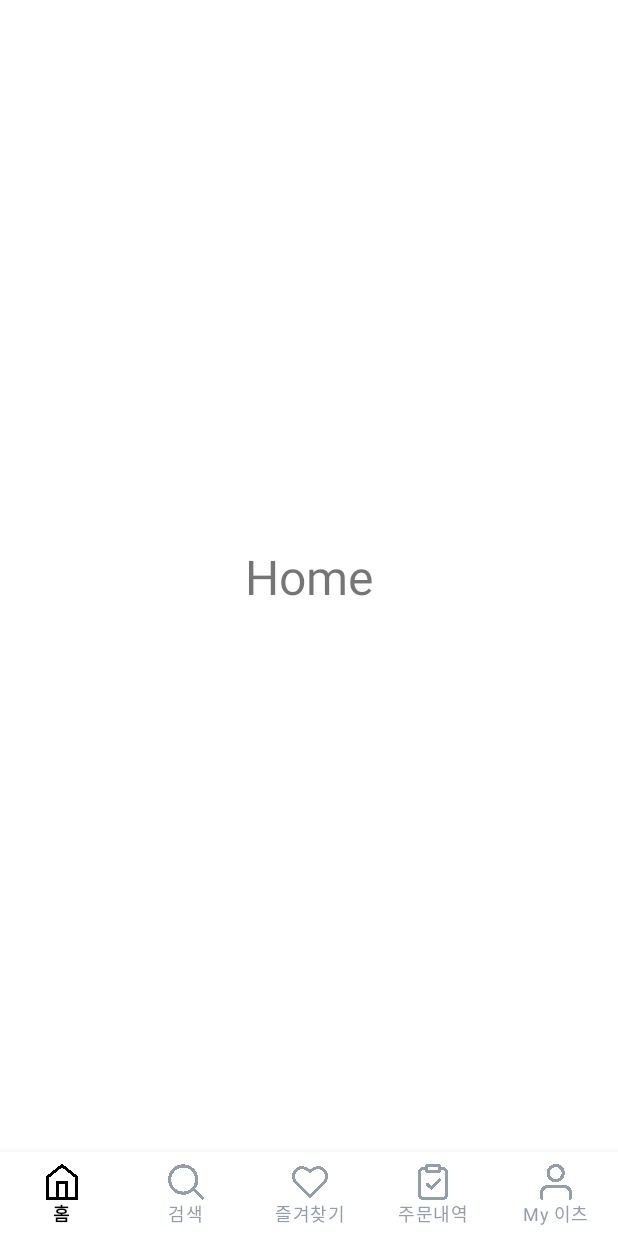
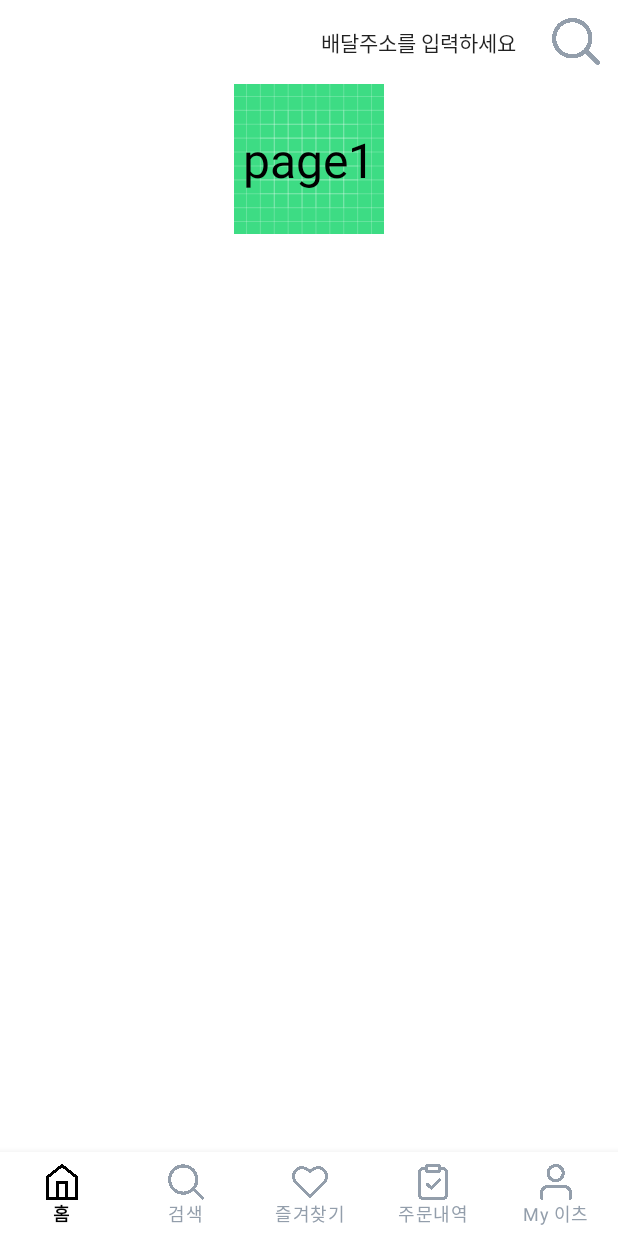
Before and after one commit to Boin-Kau/Coupang-Eats-Clone, an Android app: the screen it shows after launch (MainActivity), on a phone screen of 412 x 824 dp. Run offline under Robolectric (Android 15) with nearby library versions, the phone set to English and light mode, and no system bars.

Commit message:
상단바(toolbar) 임시 배치 / Promotion View Pager 임시 배치

```diff
--- a/app/build.gradle
+++ b/app/build.gradle
@@ -64,4 +64,6 @@ dependencies {
 
     // https://github.com/ybq/Android-SpinKit
     implementation 'com.github.ybq:Android-SpinKit:1.4.0'
+
+
 }
--- a/app/src/main/java/com/example/squardcoupangeats/src/main/home/HomeFragment.kt
+++ b/app/src/main/java/com/example/squardcoupangeats/src/main/home/HomeFragment.kt
@@ -5,10 +5,15 @@ import android.view.View
 import com.example.squardcoupangeats.R
 import com.example.squardcoupangeats.config.BaseFragment
 import com.example.squardcoupangeats.databinding.FragmentHomeBinding
+import com.example.squardcoupangeats.src.main.home.adapter.HomePromotionAdapter
 
 class HomeFragment : BaseFragment<FragmentHomeBinding>(FragmentHomeBinding::bind, R.layout.fragment_home) {
 
     override fun onViewCreated(view: View, savedInstanceState: Bundle?) {
         super.onViewCreated(view, savedInstanceState)
+
+        val adapter = HomePromotionAdapter()
+        binding.homeFragPromotionViewPager.adapter = adapter
+
     }
 }
--- /dev/null
+++ b/app/src/main/java/com/example/squardcoupangeats/src/main/home/adapter/HomePromotionAdapter.kt
@@ -0,0 +1,36 @@
+package com.example.squardcoupangeats.src.main.home.adapter
+
+import android.view.LayoutInflater
+import android.view.View
+import android.view.ViewGroup
+import androidx.viewpager.widget.PagerAdapter
+import com.example.squardcoupangeats.R
+import kotlinx.android.synthetic.main.list_home_frag_promotion_view_pager.view.*
+
+class HomePromotionAdapter : PagerAdapter() {
+
+    // 임시 리스트
+    val itemList = listOf("page1", "page2", "page3", "page4", "page5", "page6")
+
+    override fun instantiateItem(container: ViewGroup, position: Int): Any {
+        val inflater = LayoutInflater.from(container.context)
+        val view = inflater.inflate(R.layout.list_home_frag_promotion_view_pager, container, false)
+
+        // glide로 사진 url 가져와서 image에 뿌릴 예정
+        // 임시 : 페이지 개수 세기 - promotion 6개
+        view.test_viewpager_textview.text = itemList[position]
+
+        container.addView(view)
+        return view
+    }
+
+    override fun getCount(): Int = itemList.size
+
+    override fun isViewFromObject(view: View, obj: Any): Boolean {
+        return view == obj
+    }
+
+    override fun destroyItem(container: ViewGroup, position: Int, obj: Any) {
+        container.removeView(obj as View?)
+    }
+}
--- a/app/src/main/res/layout/fragment_home.xml
+++ b/app/src/main/res/layout/fragment_home.xml
@@ -1,18 +1,35 @@
 <?xml version="1.0" encoding="utf-8"?>
-<androidx.constraintlayout.widget.ConstraintLayout xmlns:android="http://schemas.android.com/apk/res/android"
+<LinearLayout xmlns:android="http://schemas.android.com/apk/res/android"
     android:layout_width="match_parent"
     android:layout_height="match_parent"
-    xmlns:app="http://schemas.android.com/apk/res-auto">
+    xmlns:app="http://schemas.android.com/apk/res-auto"
+    android:orientation="vertical">
 
-    <TextView
+    <androidx.appcompat.widget.Toolbar
+        android:layout_width="match_parent"
+        android:layout_height="wrap_content"
+        app:menu="@menu/menu_home_frag_toolbar"/>
 
-        android:layout_width="wrap_content"
-        android:layout_height="wrap_content"
-        android:text="Home"
-        android:textSize="32sp"
-        app:layout_constraintBottom_toBottomOf="parent"
-        app:layout_constraintEnd_toEndOf="parent"
-        app:layout_constraintStart_toStartOf="parent"
-        app:layout_constraintTop_toTopOf="parent" />
+    <ScrollView
+        android:layout_width="match_parent"
+        android:layout_height="0dp"
+        android:layout_weight="1">
 
-</androidx.constraintlayout.widget.ConstraintLayout>
+        <LinearLayout
+            android:layout_width="match_parent"
+            android:layout_height="wrap_content"
+            android:orientation="vertical">
+
+            <androidx.viewpager.widget.ViewPager
+                android:id="@+id/home_frag_promotion_view_pager"
+                android:layout_width="match_parent"
+                android:layout_height="100dp"/>
+
+
+
+
+        </LinearLayout>
+
+    </ScrollView>
+
+</LinearLayout>
--- /dev/null
+++ b/app/src/main/res/layout/list_home_frag_promotion_view_pager.xml
@@ -0,0 +1,31 @@
+<?xml version="1.0" encoding="utf-8"?>
+<androidx.constraintlayout.widget.ConstraintLayout
+    xmlns:android="http://schemas.android.com/apk/res/android"
+    xmlns:app="http://schemas.android.com/apk/res-auto"
+    xmlns:tools="http://schemas.android.com/tools"
+    android:layout_width="match_parent"
+    android:layout_height="match_parent">
+
+    <androidx.appcompat.widget.AppCompatImageView
+        android:id="@+id/list_image_item_home_frag_promotion_view_pager"
+        android:layout_width="0dp"
+        android:layout_height="0dp"
+        app:layout_constraintBottom_toBottomOf="parent"
+        app:layout_constraintEnd_toEndOf="parent"
+        app:layout_constraintStart_toStartOf="parent"
+        app:layout_constraintTop_toTopOf="parent"
+        android:src="@drawable/ic_launcher_background"/>
+
+    <TextView
+        android:id="@+id/test_viewpager_textview"
+        android:layout_width="wrap_content"
+        android:layout_height="wrap_content"
+        android:text="!!viewpage1"
+        android:textColor="@color/black"
+        android:textSize="32sp"
+        app:layout_constraintBottom_toBottomOf="parent"
+        app:layout_constraintEnd_toEndOf="parent"
+        app:layout_constraintStart_toStartOf="parent"
+        app:layout_constraintTop_toTopOf="parent" />
+
+</androidx.constraintlayout.widget.ConstraintLayout>
--- /dev/null
+++ b/app/src/main/res/menu/menu_home_frag_toolbar.xml
@@ -0,0 +1,18 @@
+<?xml version="1.0" encoding="utf-8"?>
+<menu xmlns:android="http://schemas.android.com/apk/res/android"
+    xmlns:app="http://schemas.android.com/apk/res-auto">
+
+    <item
+        android:id="@+id/menu_home_frag_toolbar_address"
+        app:showAsAction="always"
+        android:enabled="true"
+        android:title="배달주소를 입력하세요" />
+
+    <item
+        android:id="@+id/menu_home_frag_toolbar_search"
+        android:icon="@drawable/ic_search"
+        app:showAsAction="always"
+        android:enabled="true"
+        android:title="" />
+
+</menu>
```
